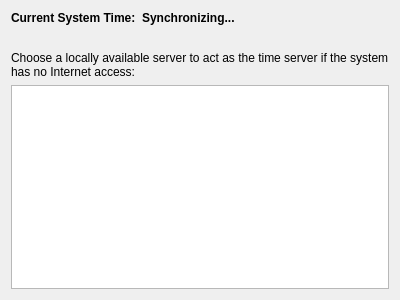
Old version of the form client/src/ui/widgets/settings/time_server_selection_widget.ui in the repository networkoptix/nx_open.
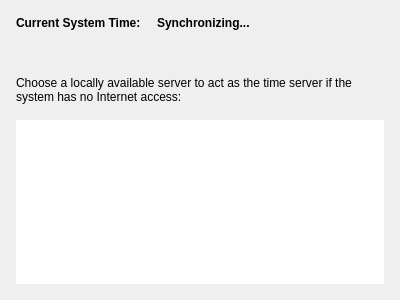
New version of the form.

Diff of the .ui file:
```diff
--- a/client/src/ui/widgets/settings/time_server_selection_widget.ui
+++ b/client/src/ui/widgets/settings/time_server_selection_widget.ui
@@ -11,6 +11,21 @@
    </rect>
   </property>
   <layout class="QVBoxLayout" name="verticalLayout">
+   <property name="spacing">
+    <number>16</number>
+   </property>
+   <property name="leftMargin">
+    <number>16</number>
+   </property>
+   <property name="topMargin">
+    <number>16</number>
+   </property>
+   <property name="rightMargin">
+    <number>16</number>
+   </property>
+   <property name="bottomMargin">
+    <number>16</number>
+   </property>
    <item>
     <layout class="QHBoxLayout" name="horizontalLayout" stretch="0,1">
      <item>
@@ -59,7 +74,11 @@
     </widget>
    </item>
    <item>
-    <widget class="QTableView" name="serversTable"/>
+    <widget class="QTableView" name="serversTable">
+     <property name="frameShape">
+      <enum>QFrame::NoFrame</enum>
+     </property>
+    </widget>
    </item>
   </layout>
  </widget>
```
